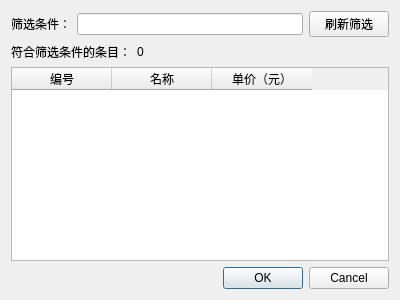
First picture: the form in PhysioMgr/PsmDlgPhysioSel.ui, repository yuylong/PhysioMgr, before the edit.
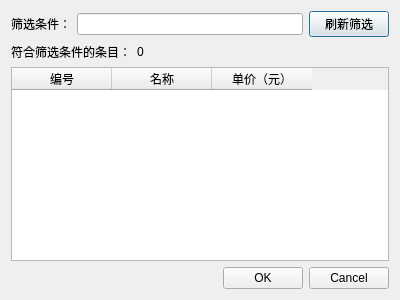
Second picture: the form after the edit.

```diff
--- a/PhysioMgr/PsmDlgPhysioSel.ui
+++ b/PhysioMgr/PsmDlgPhysioSel.ui
@@ -31,6 +31,12 @@
        <property name="text">
         <string>刷新筛选</string>
        </property>
+       <property name="autoDefault">
+        <bool>false</bool>
+       </property>
+       <property name="default">
+        <bool>true</bool>
+       </property>
       </widget>
      </item>
     </layout>
```
